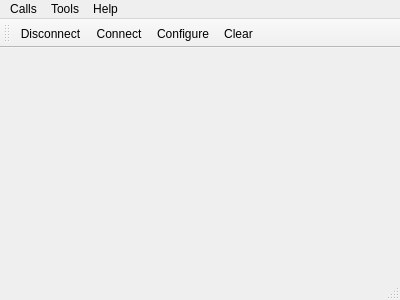
Before: the Qt Designer form mainwindow.ui in zhouscd/X100control, drawn with Qt 5.
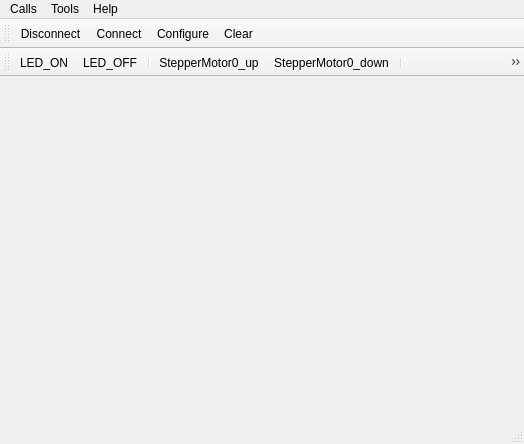
After: the same form once the commit is applied. Icons and pictures are not drawn.

Commit message: X100 control 0.1

What changed in the file:
```diff
--- a/mainwindow.ui
+++ b/mainwindow.ui
@@ -6,8 +6,8 @@
    <rect>
     <x>0</x>
     <y>0</y>
-    <width>400</width>
-    <height>300</height>
+    <width>524</width>
+    <height>444</height>
    </rect>
   </property>
   <property name="sizePolicy">
@@ -25,8 +25,8 @@
     <rect>
      <x>0</x>
      <y>0</y>
-     <width>400</width>
-     <height>21</height>
+     <width>524</width>
+     <height>23</height>
     </rect>
    </property>
    <widget class="QMenu" name="menuCalls">
@@ -69,6 +69,28 @@
    <addaction name="actionClear"/>
   </widget>
   <widget class="QStatusBar" name="statusBar"/>
+  <widget class="QToolBar" name="controlBar">
+   <property name="windowTitle">
+    <string>toolBar</string>
+   </property>
+   <attribute name="toolBarArea">
+    <enum>TopToolBarArea</enum>
+   </attribute>
+   <attribute name="toolBarBreak">
+    <bool>true</bool>
+   </attribute>
+   <addaction name="actionLED_ON"/>
+   <addaction name="actionLED_OFF"/>
+   <addaction name="separator"/>
+   <addaction name="actionStepperMotor0_up"/>
+   <addaction name="actionStepperMotor0_down"/>
+   <addaction name="separator"/>
+   <addaction name="actionStepperMotor2_up"/>
+   <addaction name="actionStepperMotor2_down"/>
+   <addaction name="separator"/>
+   <addaction name="actionCapture"/>
+   <addaction name="actionStop"/>
+  </widget>
   <action name="actionConnect">
    <property name="icon">
     <iconset>
@@ -142,6 +164,108 @@
     <string>About Qt</string>
    </property>
   </action>
+  <action name="actionLED_ON">
+   <property name="icon">
+    <iconset resource="myresource.qrc">
+     <normaloff>:/img/img/led-ON.png</normaloff>:/img/img/led-ON.png</iconset>
+   </property>
+   <property name="text">
+    <string>LED_ON</string>
+   </property>
+   <property name="toolTip">
+    <string>LED_ON</string>
+   </property>
+  </action>
+  <action name="actionLED_OFF">
+   <property name="checkable">
+    <bool>false</bool>
+   </property>
+   <property name="enabled">
+    <bool>true</bool>
+   </property>
+   <property name="icon">
+    <iconset resource="myresource.qrc">
+     <normaloff>:/img/img/led-off.png</normaloff>:/img/img/led-off.png</iconset>
+   </property>
+   <property name="text">
+    <string>LED_OFF</string>
+   </property>
+   <property name="toolTip">
+    <string>LED_OFF</string>
+   </property>
+  </action>
+  <action name="actionStepperMotor0_up">
+   <property name="icon">
+    <iconset resource="myresource.qrc">
+     <normaloff>:/img/img/motor.png</normaloff>:/img/img/motor.png</iconset>
+   </property>
+   <property name="text">
+    <string>StepperMotor0_up</string>
+   </property>
+   <property name="toolTip">
+    <string>StepperMotor0_up</string>
+   </property>
+  </action>
+  <action name="actionStepperMotor0_down">
+   <property name="icon">
+    <iconset resource="myresource.qrc">
+     <normaloff>:/img/img/motor.png</normaloff>:/img/img/motor.png</iconset>
+   </property>
+   <property name="text">
+    <string>StepperMotor0_down</string>
+   </property>
+   <property name="toolTip">
+    <string>StepperMotor0_down</string>
+   </property>
+  </action>
+  <action name="actionStepperMotor2_up">
+   <property name="icon">
+    <iconset resource="myresource.qrc">
+     <normaloff>:/img/img/motor.png</normaloff>:/img/img/motor.png</iconset>
+   </property>
+   <property name="text">
+    <string>StepperMotor2_up</string>
+   </property>
+   <property name="toolTip">
+    <string>StepperMotor2_up</string>
+   </property>
+  </action>
+  <action name="actionStepperMotor2_down">
+   <property name="icon">
+    <iconset resource="myresource.qrc">
+     <normaloff>:/img/img/motor.png</normaloff>:/img/img/motor.png</iconset>
+   </property>
+   <property name="text">
+    <string>StepperMotor2_down</string>
+   </property>
+   <property name="toolTip">
+    <string>StepperMotor2_down</string>
+   </property>
+  </action>
+  <action name="actionCapture">
+   <property name="icon">
+    <iconset resource="myresource.qrc">
+     <normaloff>:/img/img/Capture.png</normaloff>:/img/img/Capture.png</iconset>
+   </property>
+   <property name="text">
+    <string>Capture</string>
+   </property>
+   <property name="toolTip">
+    <string>Capture</string>
+   </property>
+  </action>
+  <action name="actionStop">
+   <property name="icon">
+    <iconset resource="myresource.qrc">
+     <normaloff>:/img/img/stop.png</normaloff>:/img/img/stop.png</iconset>
+   </property>
+   <property name="text">
+    <string>Stop</string>
+   </property>
+   <property name="toolTip">
+    <string>Stop</string>
+   </property>
+  </action>
  </widget>
  <layoutdefault spacing="6" margin="11"/>
  <resources/>
```
Left out of the diff: 20 changed lines with no effect on the pictures. The commit also changes 13 other files.
